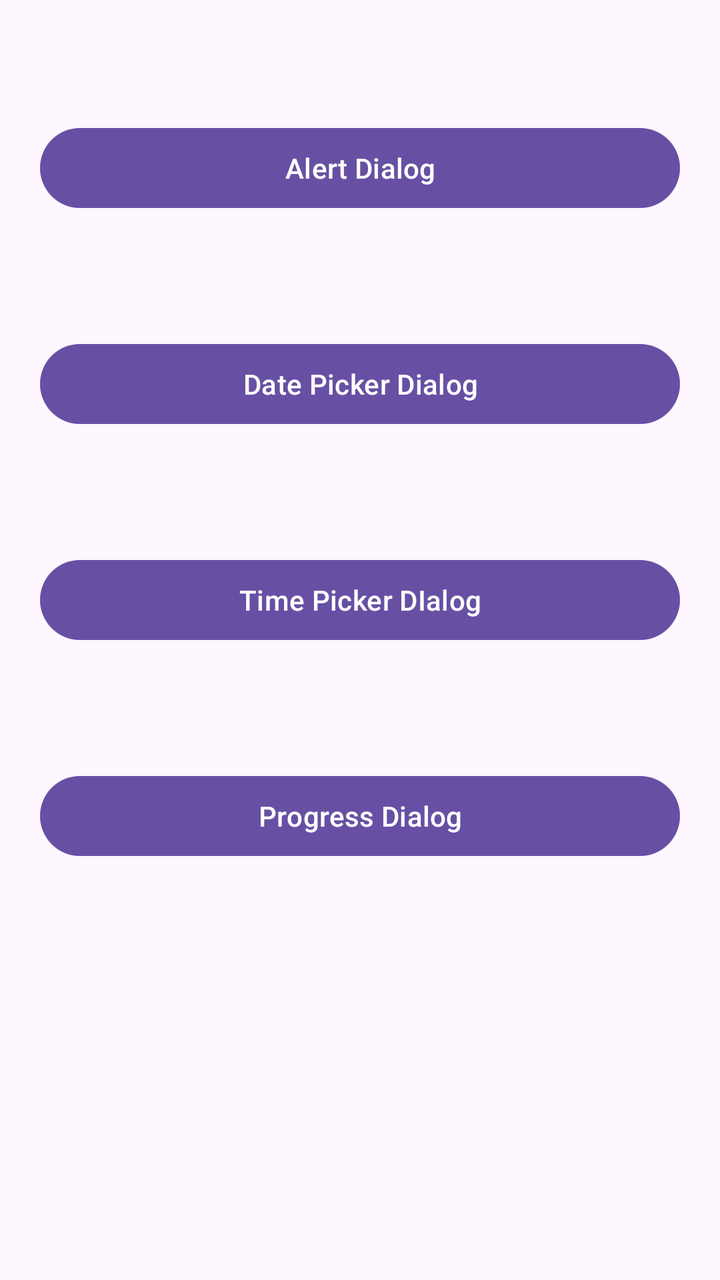
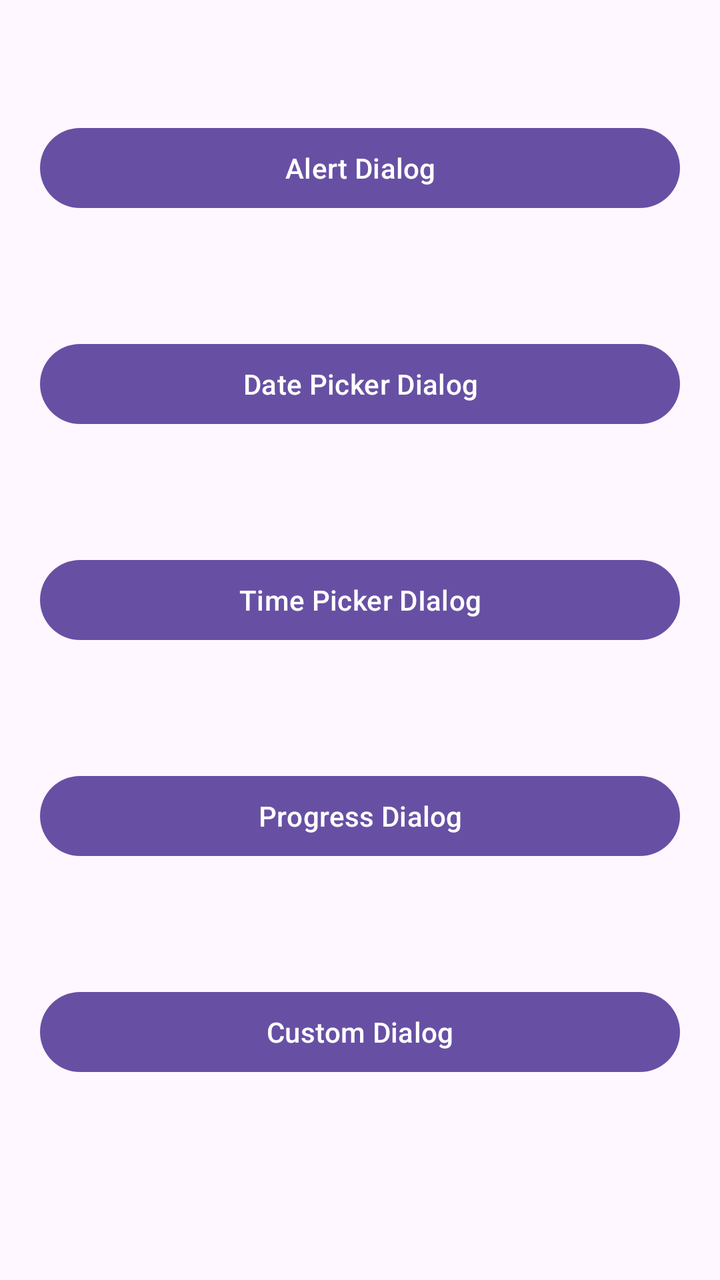

Compare the two renders of this Android layout. The source of the first and the diff that turns it into the second are given below.
<!-- AndroidManifest.xml: application theme Theme._05_02_2025_Dialogs_Day1 -->
<!-- res/layout/activity_main.xml -->
<?xml version="1.0" encoding="utf-8"?>
<LinearLayout xmlns:android="http://schemas.android.com/apk/res/android"
    xmlns:app="http://schemas.android.com/apk/res-auto"
    xmlns:tools="http://schemas.android.com/tools"
    android:id="@+id/main"
    android:layout_width="match_parent"
    android:layout_height="match_parent"
    android:orientation="vertical"
    tools:context=".MainActivity">

    <Button
        android:id="@+id/btnAlertDialog"
        style="@style/style_1"
        android:text="@string/alert_dialog" />

    <Button
        android:id="@+id/btnDatePickerDialog"
        style="@style/style_1"
        android:text="@string/date_picker_dialog" />

    <Button
        style="@style/style_1"
        android:id="@+id/btnTimePickerDialog"
        android:text="@string/time_picker_dialog"/>

    <Button
        style="@style/style_1"
        android:text="@string/progress_dialog"
        android:id="@+id/btnProgressDialog"/>

</LinearLayout>
<!-- resources referenced by this layout -->
<resources>
  <string name="alert_dialog">Alert Dialog</string>
  <string name="date_picker_dialog">Date Picker Dialog</string>
  <string name="progress_dialog">Progress Dialog</string>
  <string name="time_picker_dialog">Time Picker DIalog</string>
  <style name="style_1">
          <item name="android:layout_width">match_parent</item>
          <item name="android:layout_height">wrap_content</item>
          <item name="android:layout_marginRight">20dp</item>
          <item name="android:layout_marginLeft">20dp</item>
          <item name="android:layout_marginTop">60dp</item>
      </style>
  <style name="Theme._05_02_2025_Dialogs_Day1" parent="Base.Theme._05_02_2025_Dialogs_Day1" />
  <style name="Base.Theme._05_02_2025_Dialogs_Day1" parent="Theme.Material3.DayNight.NoActionBar">
          
          
      </style>
</resources>

<!-- the commit's change to res/layout/activity_main.xml (unified diff, before → after) -->
@@ -28,4 +28,9 @@
         android:text="@string/progress_dialog"
         android:id="@+id/btnProgressDialog"/>
 
+    <Button
+        style="@style/style_1"
+        android:text="@string/custom_dialog"
+        android:id="@+id/btnCustomDialog"/>
+
 </LinearLayout>
<!-- resource entries referenced after the edit -->
@@ -1,6 +1,7 @@
 <!-- resources referenced by this layout -->
 <resources>
   <string name="alert_dialog">Alert Dialog</string>
+  <string name="custom_dialog">Custom Dialog</string>
   <string name="date_picker_dialog">Date Picker Dialog</string>
   <string name="progress_dialog">Progress Dialog</string>
   <string name="time_picker_dialog">Time Picker DIalog</string>
